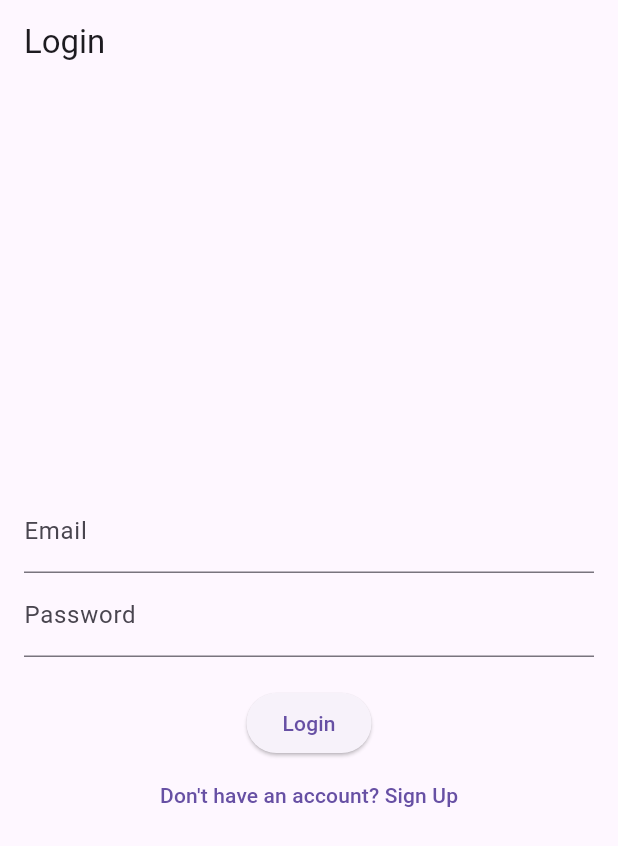
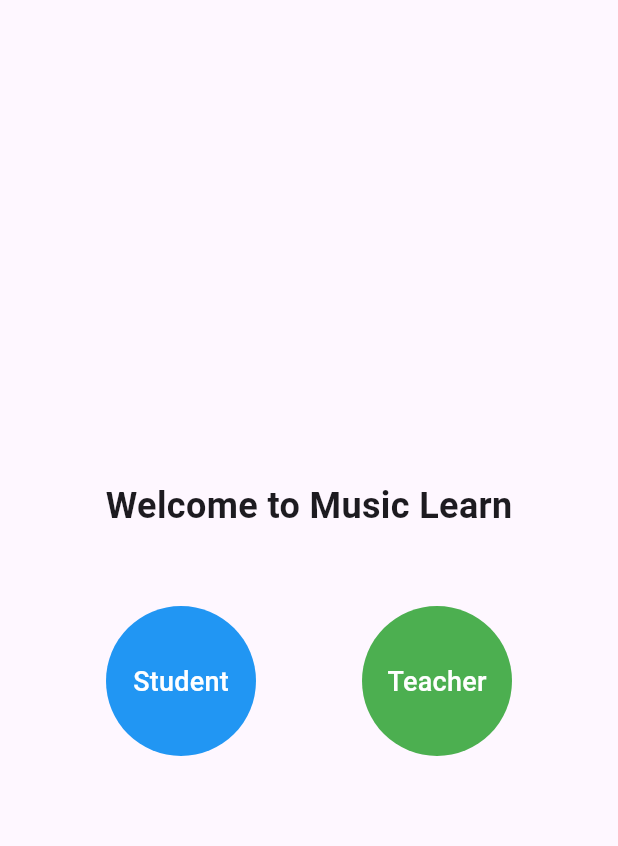
Before and after one commit to AlanChu61/music_learn_frontend, a Flutter app: the screen it shows after launch, on a phone screen of 412 x 824 dp. Shown: the top 846 px of the screen. Run offline on Flutter 3.47's test engine with Material 3 defaults, Android fonts, the phone set to English and light mode, and no system bars.

Commit message:
added welcome pg

```diff
--- a/lib/main.dart
+++ b/lib/main.dart
@@ -3,6 +3,7 @@
 import 'screens/signup_screen.dart';
 import 'screens/student_dashboard_screen.dart';
 import 'screens/course_screen.dart';
+import 'screens/welcome_screen.dart';
 
 void main() {
   runApp(MusicLearnApp());
@@ -16,8 +17,9 @@
       theme: ThemeData(
         primarySwatch: Colors.blue,
       ),
-      initialRoute: '/login',
+      initialRoute: '/',
       routes: {
+        '/': (context) => WelcomeScreen(),
         '/login': (context) => LoginScreen(),
         '/signup': (context) => SignUpScreen(),
         '/student_dashboard': (context) => StudentDashboardScreen(),
--- /dev/null
+++ b/lib/screens/welcome_screen.dart
@@ -0,0 +1,52 @@
+import 'package:flutter/material.dart';
+
+class WelcomeScreen extends StatelessWidget {
+  @override
+  Widget build(BuildContext context) {
+    return Scaffold(
+      body: Center(
+        child: Column(
+          mainAxisAlignment: MainAxisAlignment.center,
+          children: [
+            Text(
+              'Welcome to Music Learn',
+              style: TextStyle(fontSize: 24, fontWeight: FontWeight.bold),
+            ),
+            SizedBox(height: 50),
+            Row(
+              mainAxisAlignment: MainAxisAlignment.spaceEvenly,
+              children: [
+                GestureDetector(
+                  onTap: () {
+                    Navigator.pushNamed(context, '/login');
+                  },
+                  child: CircleAvatar(
+                    radius: 50,
+                    backgroundColor: Colors.blue,
+                    child: Text(
+                      'Student',
+                      style: TextStyle(color: Colors.white, fontSize: 18),
+                    ),
+                  ),
+                ),
+                GestureDetector(
+                  onTap: () {
+                    Navigator.pushNamed(context, '/login'); // Later, you might want to distinguish teacher login
+                  },
+                  child: CircleAvatar(
+                    radius: 50,
+                    backgroundColor: Colors.green,
+                    child: Text(
+                      'Teacher',
+                      style: TextStyle(color: Colors.white, fontSize: 18),
+                    ),
+                  ),
+                ),
+              ],
+            ),
+          ],
+        ),
+      ),
+    );
+  }
+}
```
